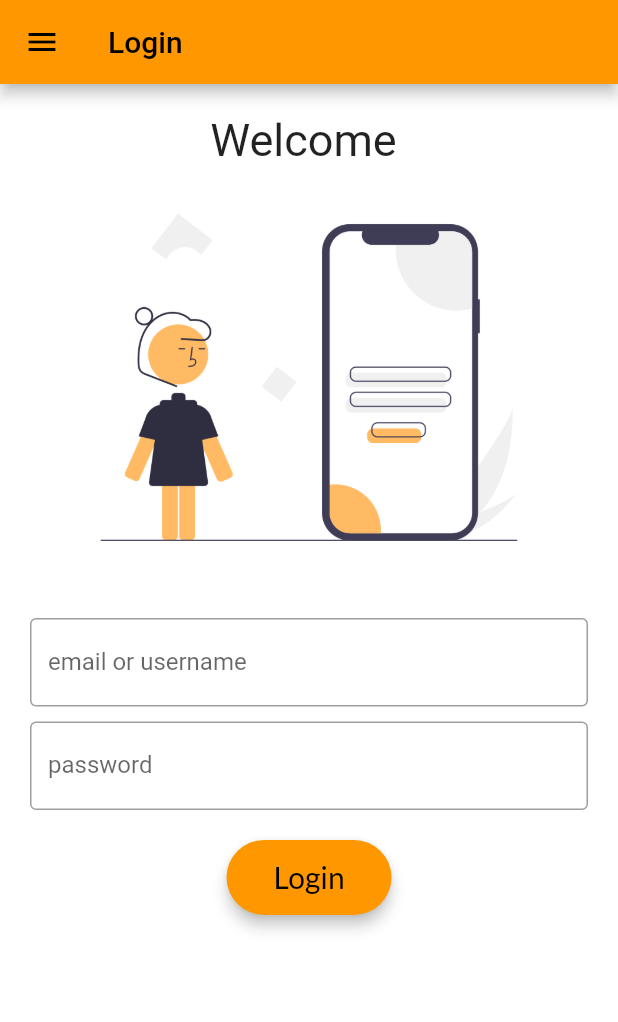
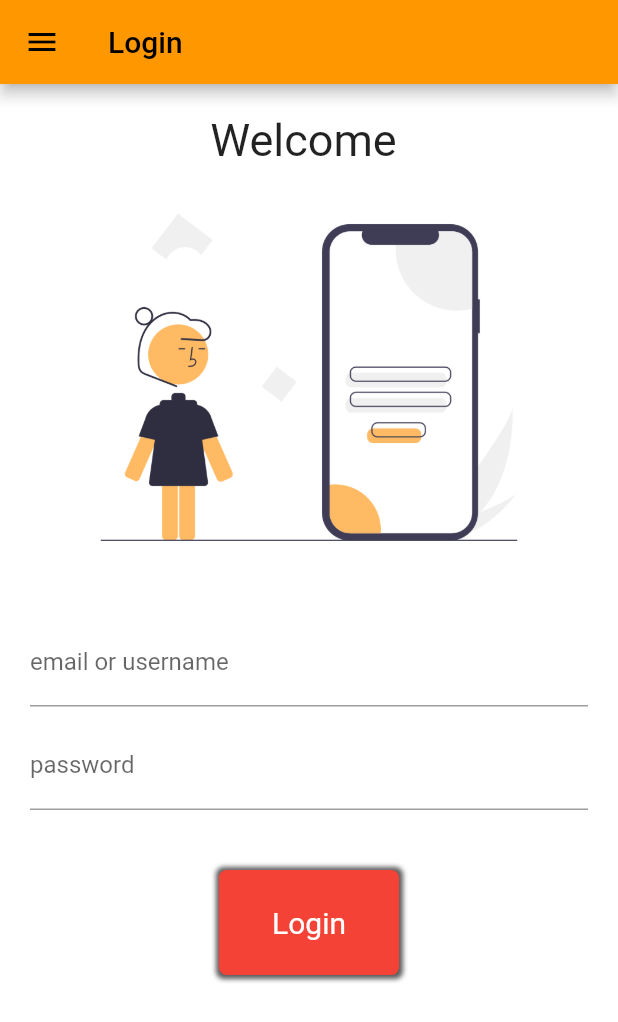
Before and after one commit to HMADAHMD/flutter_application_2, a Flutter app: the screen it shows after launch, on a phone screen of 412 x 824 dp. Shown: the top 1022 px of the screen. Run offline on Flutter 3.47's test engine with Material 2 defaults, Android fonts, the phone set to English and light mode, and no system bars; our stand-ins replace google_fonts.

Commit message:
Custom button

```diff
--- a/lib/screens/login_screen.dart
+++ b/lib/screens/login_screen.dart
@@ -1,5 +1,6 @@
 import 'dart:ui';
 
+import 'package:flutter/gestures.dart';
 import 'package:flutter/material.dart';
 import 'package:flutter_application_2/utils/routes.dart';
 import 'package:google_fonts/google_fonts.dart';
@@ -13,6 +14,7 @@ class LoginScreen extends StatefulWidget {
 
 class _LoginScreenState extends State<LoginScreen> {
   String name = "";
+  var btnpressed = false;
   @override
   Widget build(BuildContext context) {
     return MaterialApp(
@@ -45,7 +47,7 @@ class _LoginScreenState extends State<LoginScreen> {
                 ),
                 TextFormField(
                   decoration: const InputDecoration(
-                    border: OutlineInputBorder(),
+                    border: UnderlineInputBorder(),
                     labelText: "email or username",
                   ),
                   onChanged: (value) {
@@ -61,27 +63,66 @@ class _LoginScreenState extends State<LoginScreen> {
                 TextFormField(
                   obscureText: true,
                   decoration: InputDecoration(
-                      border: OutlineInputBorder(), labelText: "password"),
+                      border: UnderlineInputBorder(), labelText: "password"),
                 ),
                 SizedBox(
                   height: 20.0,
                 ),
-                ElevatedButton(
-                    style: ElevatedButton.styleFrom(
-                        elevation: 4,
-                        minimumSize: Size(110, 50),
-                        shape: RoundedRectangleBorder(
-                          borderRadius: BorderRadius.circular(40),
-                        )),
-                    onPressed: () {
-                      print("Login Pressed");
-                      Navigator.pushNamed(context, MyRoutes.homeroute);
-                    },
+                // ElevatedButton(
+                //     style: ElevatedButton.styleFrom(
+                //         elevation: 4,
+                //         minimumSize: Size(110, 50),
+                //         shape: RoundedRectangleBorder(
+                //           borderRadius: BorderRadius.circular(40),
+                //         )),
+                //     onPressed: () {
+                //       print("Login Pressed");
+                //       Navigator.pushNamed(context, MyRoutes.homeroute);
+                //     },
+                //     child: Text(
+                //       "Login",
+                //       style:
+                //           GoogleFonts.lato(textStyle: TextStyle(fontSize: 20)),
+                //     )),
+                SizedBox(
+                  height: 20,
+                ),
+                InkWell(
+                  onTap: () {
+                    setState(() {
+                      if (btnpressed == false) {
+                        btnpressed = true;
+                      } else if (btnpressed == true) {
+                        btnpressed = false;
+                      }
+                    });
+                  },
+                  child: AnimatedContainer(
+                    duration: Duration(milliseconds: 1),
+                    height: 70,
+                    width: btnpressed ? 70 : 120,
+                    alignment: Alignment.center,
+                    decoration: BoxDecoration(
+                        color: Colors.red,
+                        // ignore: prefer_const_literals_to_create_immutables
+                        boxShadow: [
+                          const BoxShadow(
+                              offset: Offset(.1, .1),
+                              color: Color.fromARGB(255, 92, 92, 92),
+                              blurRadius: 2.0,
+                              spreadRadius: 2.0)
+                        ],
+                        borderRadius:
+                            BorderRadius.circular(btnpressed ? 70 : 5)),
                     child: Text(
                       "Login",
-                      style:
-                          GoogleFonts.lato(textStyle: TextStyle(fontSize: 20)),
-                    ))
+                      style: TextStyle(
+                        fontSize: 20,
+                        color: Colors.white,
+                      ),
+                    ),
+                  ),
+                )
               ],
             ),
           ),
```
